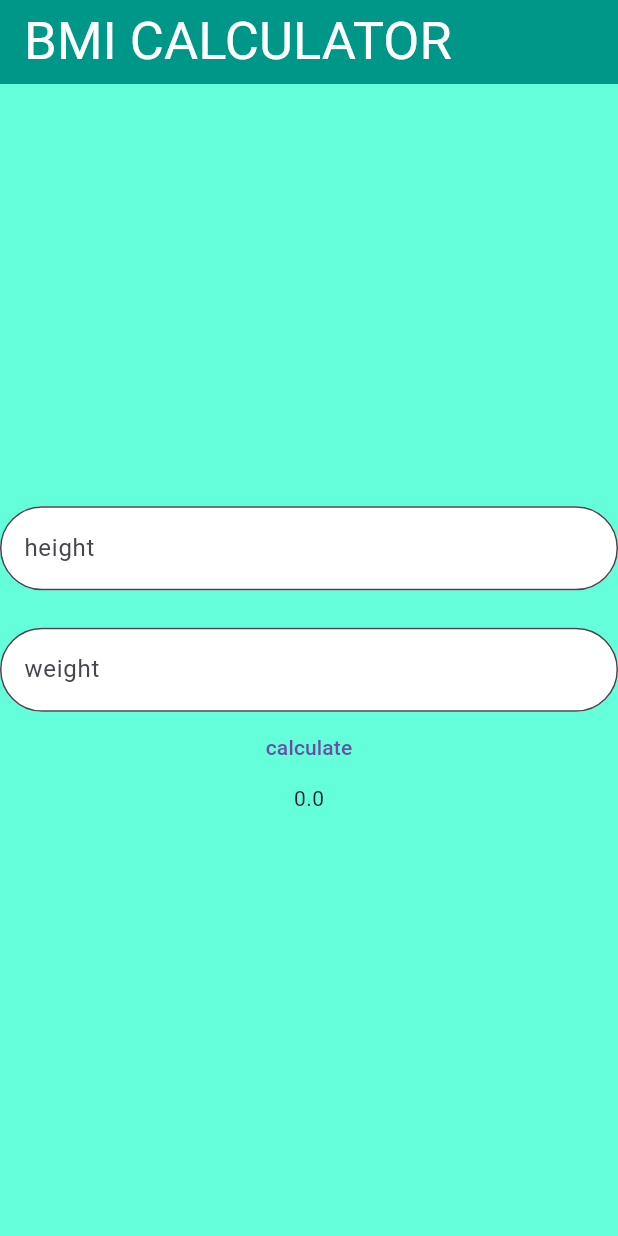
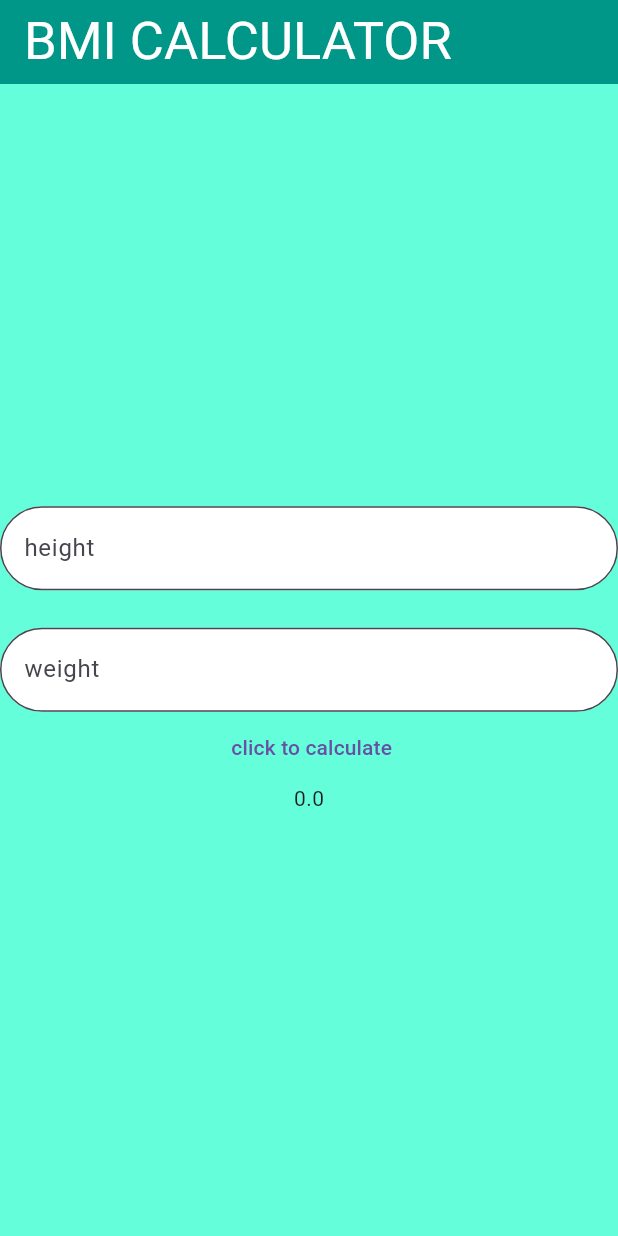
Before and after one commit to AjanyaVinayan/bmi_project, a Flutter app: the screen it shows after launch, on a phone screen of 412 x 824 dp. Run offline on Flutter 3.47's test engine with Material 3 defaults, Android fonts, the phone set to English and light mode, and no system bars.

Commit message:
bmi calc

```diff
--- a/lib/bmi_calc.dart
+++ b/lib/bmi_calc.dart
@@ -61,7 +61,7 @@ class _BmiCalcState extends State<BmiCalc> {
           calculate();
         });
         },
-          child: Text('calculate')),
+          child: Text(' click to calculate')),
         Text(result.toString())
       ],),
     );
```
